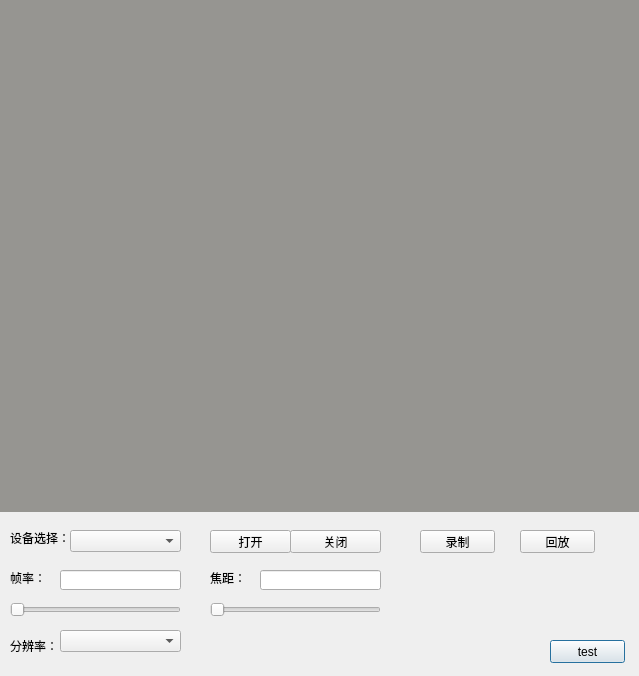
This is maindlg.ui in halforc/XiMeaCamera as Qt 5 draws it before an edit. The edited form follows.
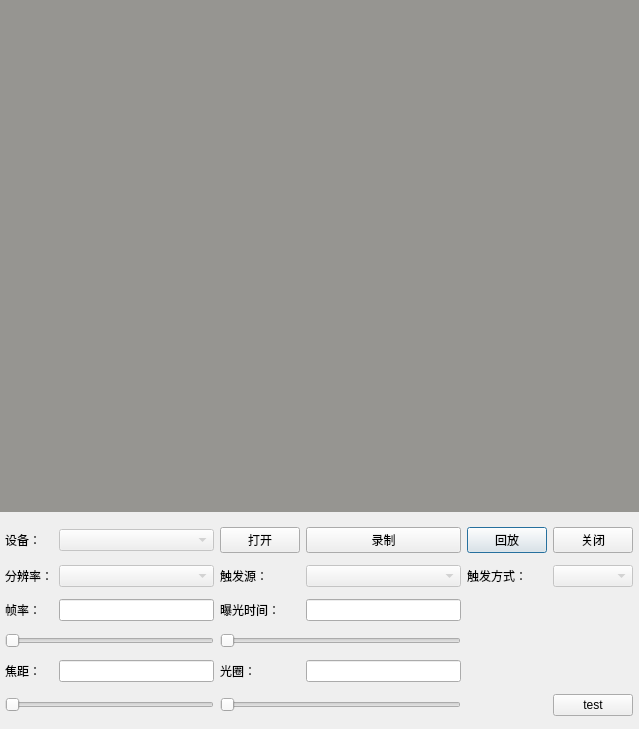
This is the edited form.

Diff of the .ui file:
```diff
--- a/maindlg.ui
+++ b/maindlg.ui
@@ -7,25 +7,12 @@
     <x>0</x>
     <y>0</y>
     <width>639</width>
-    <height>676</height>
+    <height>729</height>
    </rect>
   </property>
   <property name="windowTitle">
    <string>mainDlg</string>
   </property>
-  <widget class="QPushButton" name="test">
-   <property name="geometry">
-    <rect>
-     <x>550</x>
-     <y>640</y>
-     <width>75</width>
-     <height>23</height>
-    </rect>
-   </property>
-   <property name="text">
-    <string>test</string>
-   </property>
-  </widget>
   <widget class="QLabel" name="label">
    <property name="geometry">
     <rect>
@@ -42,181 +29,200 @@
     <string/>
    </property>
   </widget>
-  <widget class="QPushButton" name="openCamera">
+  <widget class="QWidget" name="gridLayoutWidget">
    <property name="geometry">
     <rect>
-     <x>210</x>
-     <y>530</y>
-     <width>81</width>
-     <height>23</height>
+     <x>0</x>
+     <y>516</y>
+     <width>638</width>
+     <height>211</height>
     </rect>
    </property>
-   <property name="text">
-    <string>打开</string>
-   </property>
-  </widget>
-  <widget class="QPushButton" name="closeCamera">
-   <property name="geometry">
-    <rect>
-     <x>290</x>
-     <y>530</y>
-     <width>91</width>
-     <height>23</height>
-    </rect>
-   </property>
-   <property name="text">
-    <string>关闭</string>
-   </property>
-  </widget>
-  <widget class="QLabel" name="label_2">
-   <property name="geometry">
-    <rect>
-     <x>10</x>
-     <y>570</y>
-     <width>41</width>
-     <height>16</height>
-    </rect>
-   </property>
-   <property name="text">
-    <string>帧率：</string>
-   </property>
-  </widget>
-  <widget class="QLabel" name="label_3">
-   <property name="geometry">
-    <rect>
-     <x>10</x>
-     <y>640</y>
-     <width>54</width>
-     <height>12</height>
-    </rect>
-   </property>
-   <property name="text">
-    <string>分辨率：</string>
-   </property>
-  </widget>
-  <widget class="QLineEdit" name="leFrameRate">
-   <property name="geometry">
-    <rect>
-     <x>60</x>
-     <y>570</y>
-     <width>121</width>
-     <height>20</height>
-    </rect>
-   </property>
-  </widget>
-  <widget class="QSlider" name="sliderFrameRate">
-   <property name="geometry">
-    <rect>
-     <x>10</x>
-     <y>600</y>
-     <width>171</width>
-     <height>19</height>
-    </rect>
-   </property>
-   <property name="orientation">
-    <enum>Qt::Horizontal</enum>
-   </property>
-  </widget>
-  <widget class="QComboBox" name="comDPI">
-   <property name="geometry">
-    <rect>
-     <x>60</x>
-     <y>630</y>
-     <width>121</width>
-     <height>22</height>
-    </rect>
-   </property>
-   <property name="editable">
-    <bool>false</bool>
-   </property>
-  </widget>
-  <widget class="QSlider" name="sliderFocalDistance">
-   <property name="geometry">
-    <rect>
-     <x>210</x>
-     <y>600</y>
-     <width>171</width>
-     <height>19</height>
-    </rect>
-   </property>
-   <property name="orientation">
-    <enum>Qt::Horizontal</enum>
-   </property>
-  </widget>
-  <widget class="QLabel" name="label_4">
-   <property name="geometry">
-    <rect>
-     <x>210</x>
-     <y>570</y>
-     <width>41</width>
-     <height>16</height>
-    </rect>
-   </property>
-   <property name="text">
-    <string>焦距：</string>
-   </property>
-  </widget>
-  <widget class="QLineEdit" name="leFocalDistance">
-   <property name="geometry">
-    <rect>
-     <x>260</x>
-     <y>570</y>
-     <width>121</width>
-     <height>20</height>
-    </rect>
-   </property>
-  </widget>
-  <widget class="QLabel" name="label_5">
-   <property name="geometry">
-    <rect>
-     <x>10</x>
-     <y>530</y>
-     <width>61</width>
-     <height>16</height>
-    </rect>
-   </property>
-   <property name="text">
-    <string>设备选择：</string>
-   </property>
-  </widget>
-  <widget class="QComboBox" name="comDeviceSelect">
-   <property name="geometry">
-    <rect>
-     <x>70</x>
-     <y>530</y>
-     <width>111</width>
-     <height>22</height>
-    </rect>
-   </property>
-   <property name="editable">
-    <bool>false</bool>
-   </property>
-  </widget>
-  <widget class="QPushButton" name="pushButton">
-   <property name="geometry">
-    <rect>
-     <x>420</x>
-     <y>530</y>
-     <width>75</width>
-     <height>23</height>
-    </rect>
-   </property>
-   <property name="text">
-    <string>录制</string>
-   </property>
-  </widget>
-  <widget class="QPushButton" name="pushButton_2">
-   <property name="geometry">
-    <rect>
-     <x>520</x>
-     <y>530</y>
-     <width>75</width>
-     <height>23</height>
-    </rect>
-   </property>
-   <property name="text">
-    <string>回放</string>
-   </property>
+   <layout class="QGridLayout" name="gridLayout_2">
+    <property name="leftMargin">
+     <number>5</number>
+    </property>
+    <property name="topMargin">
+     <number>5</number>
+    </property>
+    <property name="rightMargin">
+     <number>5</number>
+    </property>
+    <property name="bottomMargin">
+     <number>5</number>
+    </property>
+    <item row="4" column="2">
+     <widget class="QLabel" name="label_8">
+      <property name="text">
+       <string>光圈：</string>
+      </property>
+     </widget>
+    </item>
+    <item row="4" column="3">
+     <widget class="QLineEdit" name="leLensAperture"/>
+    </item>
+    <item row="1" column="1">
+     <widget class="QComboBox" name="comDPI">
+      <property name="enabled">
+       <bool>false</bool>
+      </property>
+      <property name="editable">
+       <bool>false</bool>
+      </property>
+     </widget>
+    </item>
+    <item row="2" column="2">
+     <widget class="QLabel" name="label_7">
+      <property name="text">
+       <string>曝光时间：</string>
+      </property>
+     </widget>
+    </item>
+    <item row="3" column="0" colspan="2">
+     <widget class="QSlider" name="sliderFrameRate">
+      <property name="orientation">
+       <enum>Qt::Horizontal</enum>
+      </property>
+     </widget>
+    </item>
+    <item row="2" column="1">
+     <widget class="QLineEdit" name="leFrameRate"/>
+    </item>
+    <item row="2" column="3">
+     <widget class="QLineEdit" name="leExposureTime"/>
+    </item>
+    <item row="4" column="1">
+     <widget class="QLineEdit" name="leFocalDistance"/>
+    </item>
+    <item row="4" column="0">
+     <widget class="QLabel" name="label_4">
+      <property name="text">
+       <string>焦距：</string>
+      </property>
+     </widget>
+    </item>
+    <item row="3" column="2" colspan="2">
+     <widget class="QSlider" name="sliderExposureTime">
+      <property name="orientation">
+       <enum>Qt::Horizontal</enum>
+      </property>
+     </widget>
+    </item>
+    <item row="1" column="0">
+     <widget class="QLabel" name="label_6">
+      <property name="text">
+       <string>分辨率：</string>
+      </property>
+     </widget>
+    </item>
+    <item row="0" column="5">
+     <widget class="QPushButton" name="replay">
+      <property name="text">
+       <string>回放</string>
+      </property>
+     </widget>
+    </item>
+    <item row="0" column="6">
+     <widget class="QPushButton" name="close">
+      <property name="text">
+       <string>关闭</string>
+      </property>
+     </widget>
+    </item>
+    <item row="1" column="5">
+     <widget class="QLabel" name="label_3">
+      <property name="text">
+       <string>触发方式：</string>
+      </property>
+     </widget>
+    </item>
+    <item row="1" column="6">
+     <widget class="QComboBox" name="comTriType">
+      <property name="enabled">
+       <bool>false</bool>
+      </property>
+      <property name="editable">
+       <bool>false</bool>
+      </property>
+     </widget>
+    </item>
+    <item row="5" column="0" colspan="2">
+     <widget class="QSlider" name="sliderFocalDistance">
+      <property name="orientation">
+       <enum>Qt::Horizontal</enum>
+      </property>
+     </widget>
+    </item>
+    <item row="5" column="2" colspan="2">
+     <widget class="QSlider" name="sliderLensApersure">
+      <property name="orientation">
+       <enum>Qt::Horizontal</enum>
+      </property>
+     </widget>
+    </item>
+    <item row="2" column="0">
+     <widget class="QLabel" name="label_2">
+      <property name="text">
+       <string>帧率：</string>
+      </property>
+     </widget>
+    </item>
+    <item row="5" column="6">
+     <widget class="QPushButton" name="test">
+      <property name="text">
+       <string>test</string>
+      </property>
+     </widget>
+    </item>
+    <item row="0" column="3">
+     <widget class="QPushButton" name="record">
+      <property name="text">
+       <string>录制</string>
+      </property>
+     </widget>
+    </item>
+    <item row="0" column="2">
+     <widget class="QPushButton" name="open">
+      <property name="text">
+       <string>打开</string>
+      </property>
+     </widget>
+    </item>
+    <item row="0" column="1">
+     <widget class="QComboBox" name="comDeviceNum">
+      <property name="enabled">
+       <bool>false</bool>
+      </property>
+      <property name="editable">
+       <bool>false</bool>
+      </property>
+     </widget>
+    </item>
+    <item row="0" column="0">
+     <widget class="QLabel" name="label_1">
+      <property name="text">
+       <string>设备：</string>
+      </property>
+     </widget>
+    </item>
+    <item row="1" column="3">
+     <widget class="QComboBox" name="comTriSource">
+      <property name="enabled">
+       <bool>false</bool>
+      </property>
+      <property name="editable">
+       <bool>false</bool>
+      </property>
+     </widget>
+    </item>
+    <item row="1" column="2">
+     <widget class="QLabel" name="label_9">
+      <property name="text">
+       <string>触发源：</string>
+      </property>
+     </widget>
+    </item>
+   </layout>
   </widget>
  </widget>
  <layoutdefault spacing="6" margin="11"/>
```
